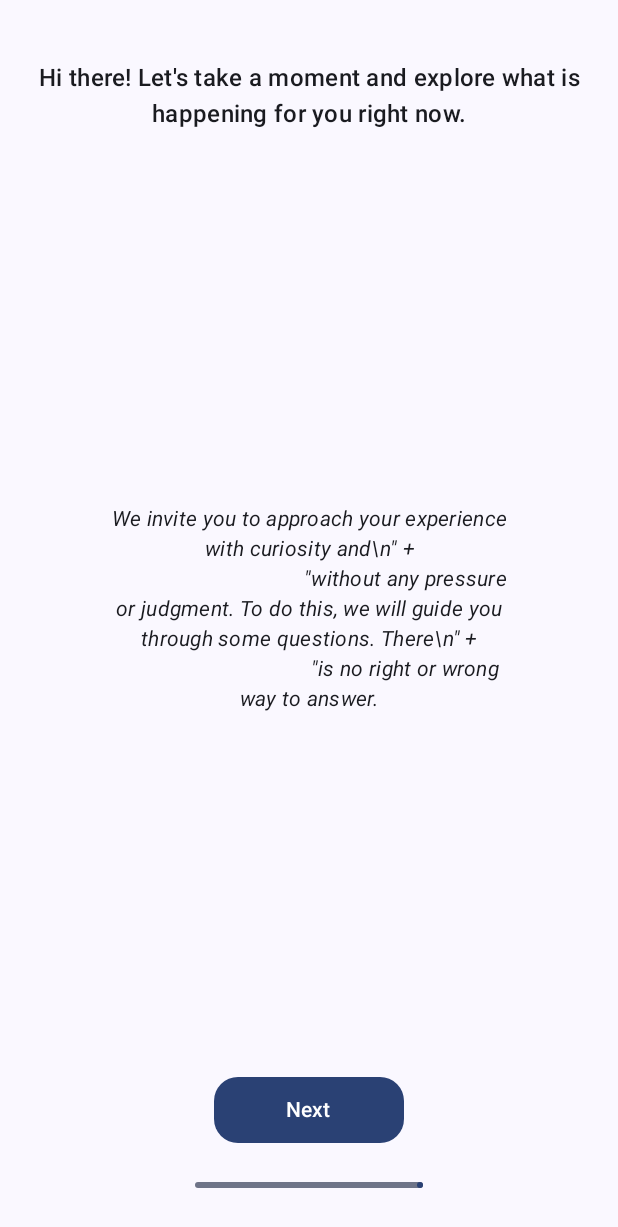
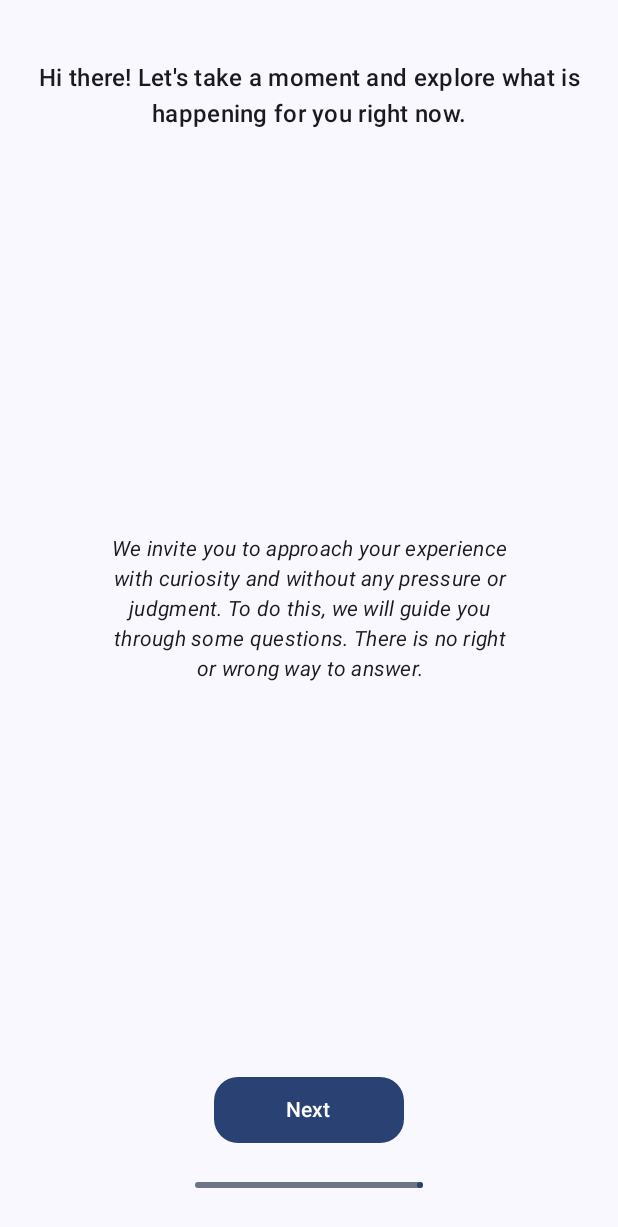
Before and after one commit to aleynaw/journalAppAndroid, an Android app built with Jetpack Compose: the composable JournalScreen shown on its own in the app's theme, on a phone screen of 412 x 824 dp. Shown: the top 1227 px of the screen. Run offline under Robolectric (Android 15) with nearby library versions, the phone set to English and light mode, and no system bars; pictures from the network do not load; 4 statements that could not run were skipped.

```diff
--- a/app/src/main/java/com/example/journalappmcl/ui/JournalScreen.kt
+++ b/app/src/main/java/com/example/journalappmcl/ui/JournalScreen.kt
@@ -77,9 +77,7 @@ fun JournalScreen(vm: JournalViewModel = viewModel()) {
                 when (q.type) {
                     is QuestionType.Statement -> {
                         Text(
-                            "We invite you to approach your experience with curiosity and\\n\" +\n" +
-                                    "                                    \"without any pressure or judgment. To do this, we will guide you through some questions. There\\n\" +\n" +
-                                    "                                    \"is no right or wrong way to answer.",
+                            "We invite you to approach your experience with curiosity and without any pressure or judgment. To do this, we will guide you through some questions. There is no right or wrong way to answer.",
                             fontStyle = FontStyle.Italic,
                             style = MaterialTheme.typography.bodyMedium,
                             textAlign = TextAlign.Center,
```
